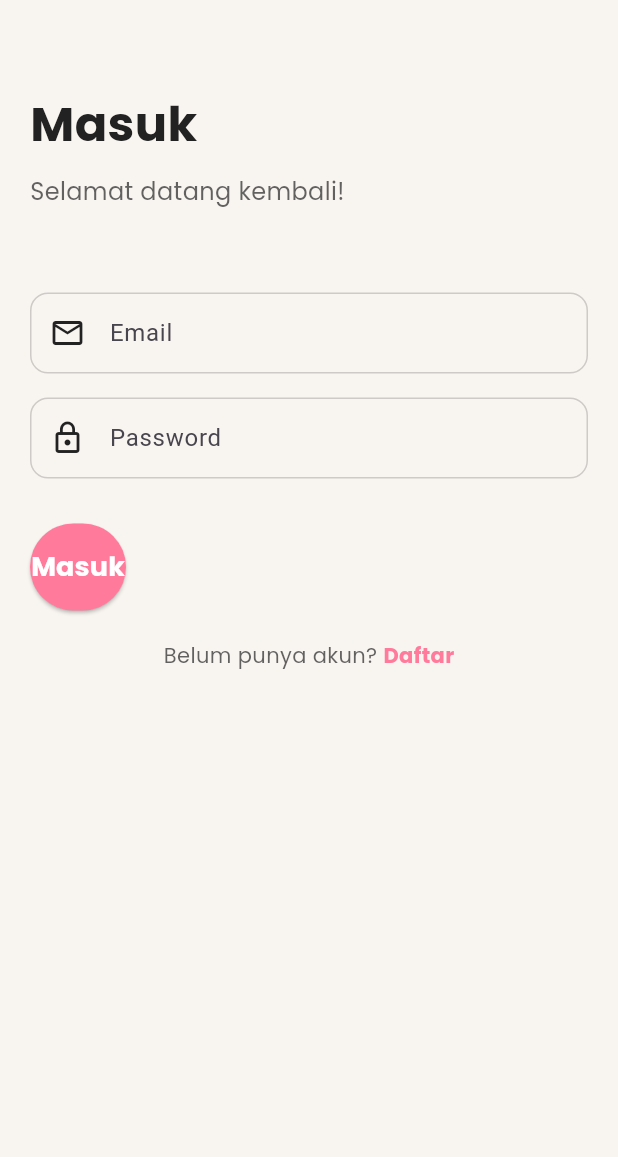
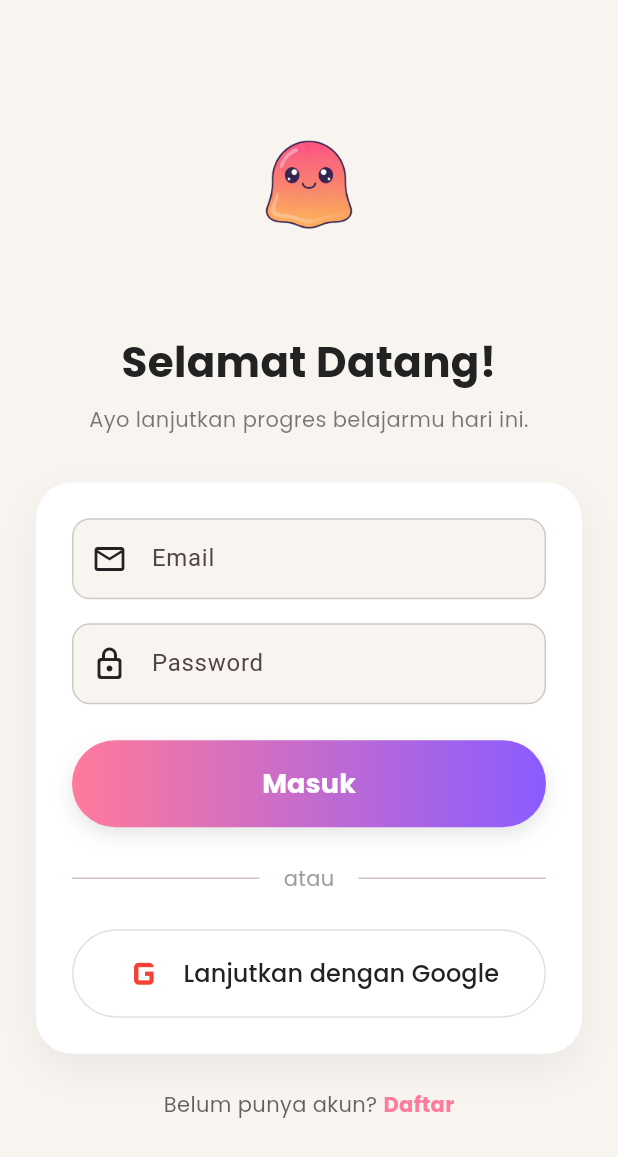
Before and after one commit to exoticnacho/KataKata, a Flutter app: the SignInScreen screen opened directly, on a phone screen of 412 x 824 dp. Shown: the top 1157 px of the screen. Run offline on Flutter 3.47's test engine with Material 3 defaults, Android fonts, the phone set to English and light mode, and no system bars; our stand-ins replace firebase_auth, firebase_core, flip_card, flutter_riverpod, go_router, google_fonts and 3 more; accounts and stored records are empty.

Commit message:
update signin OAuth

```diff
--- a/lib/features/auth/sign_in_screen.dart
+++ b/lib/features/auth/sign_in_screen.dart
@@ -1,9 +1,11 @@
 import 'package:flutter/material.dart';
+import 'package:flutter_riverpod/flutter_riverpod.dart';
 import 'package:google_fonts/google_fonts.dart';
 import 'package:katakata_app/core/constants/colors.dart';
 import 'package:katakata_app/core/services/auth_service.dart';
+import 'package:katakata_app/widgets/custom_button.dart';
 import 'package:katakata_app/widgets/input_field.dart';
-import 'package:flutter_riverpod/flutter_riverpod.dart';
+import 'package:katakata_app/widgets/mascot_widget.dart';
 
 class SignInScreen extends ConsumerWidget {
   const SignInScreen({super.key});
@@ -18,13 +20,16 @@ class SignInScreen extends ConsumerWidget {
     return Scaffold(
       backgroundColor: KataKataColors.offWhite,
       body: SafeArea(
-        child: Padding(
-          padding: const EdgeInsets.all(20.0),
+        child: Center(
+          child: SingleChildScrollView(
+            padding: const EdgeInsets.symmetric(horizontal: 24.0, vertical: 20.0),
+            physics: const BouncingScrollPhysics(),
             child: _SignInScreenBody(
               emailController: emailController,
               passwordController: passwordController,
               nameController: nameController,
               isLoading: isLoading,
+            ),
           ),
         ),
       ),
@@ -54,38 +59,59 @@ class _SignInScreenBodyState extends State<_SignInScreenBody> {
 
   @override
   Widget build(BuildContext context) {
-    return Consumer(
-      builder: (context, ref, child) {
     return Column(
-          crossAxisAlignment: CrossAxisAlignment.start,
+      mainAxisAlignment: MainAxisAlignment.center,
       children: [
-            const SizedBox(height: 40),
+        const MascotWidget(
+          assetName: 'mascot_main.png',
+          size: 140,
+        ),
+        const SizedBox(height: 24),
         Text(
-              _isLogin ? 'Masuk' : 'Daftar',
+          _isLogin ? 'Selamat Datang!' : 'Buat Akun Baru',
           style: GoogleFonts.poppins(
-                fontSize: 32,
+            fontSize: 28,
             fontWeight: FontWeight.bold,
             color: KataKataColors.charcoal,
           ),
+          textAlign: TextAlign.center,
         ),
-            const SizedBox(height: 10),
+        const SizedBox(height: 8),
         Text(
           _isLogin
-                  ? 'Selamat datang kembali!'
-                  : 'Mari mulai perjalanan belajar bahasa!',
+              ? 'Ayo lanjutkan progres belajarmu hari ini.'
+              : 'Gabung sekarang dan mulai petualangan kata!',
           style: GoogleFonts.poppins(
-                fontSize: 16,
-                color: KataKataColors.charcoal.withOpacity(0.7),
+            fontSize: 14,
+            color: KataKataColors.charcoal.withOpacity(0.6),
           ),
+          textAlign: TextAlign.center,
         ),
-            const SizedBox(height: 40),
-            if (!_isLogin)
+        const SizedBox(height: 32),
+
+        Container(
+          padding: const EdgeInsets.all(24),
+          decoration: BoxDecoration(
+            color: Colors.white,
+            borderRadius: BorderRadius.circular(24),
+            boxShadow: [
+              BoxShadow(
+                color: Colors.black.withOpacity(0.05),
+                blurRadius: 20,
+                offset: const Offset(0, 10),
+              ),
+            ],
+          ),
+          child: Column(
+            children: [
+              if (!_isLogin) ...[
                 InputField(
                   controller: widget.nameController,
                   hintText: 'Nama Lengkap',
-                prefixIcon: Icons.person_outline,
+                  prefixIcon: Icons.person_outline_rounded,
                 ),
                 const SizedBox(height: 16),
+              ],
               InputField(
                 controller: widget.emailController,
                 hintText: 'Email',
@@ -96,62 +122,110 @@ class _SignInScreenBodyState extends State<_SignInScreenBody> {
               InputField(
                 controller: widget.passwordController,
                 hintText: 'Password',
-              prefixIcon: Icons.lock_outline,
+                prefixIcon: Icons.lock_outline_rounded,
                 obscureText: true,
               ),
-            const SizedBox(height: 30),
-            ElevatedButton(
-              onPressed: widget.isLoading
-                  ? null
-                  : () async {
+              const SizedBox(height: 24),
+
+              if (widget.isLoading)
+                const Padding(
+                  padding: EdgeInsets.all(12.0),
+                  child: CircularProgressIndicator(
+                    color: KataKataColors.pinkCeria,
+                  ),
+                )
+              else
+                Consumer(
+                  builder: (context, ref, child) {
+                    return Column(
+                      children: [
+                        KataKataButton(
+                          text: _isLogin ? 'Masuk' : 'Daftar Sekarang',
+                          onPressed: () async {
+                            try {
                               if (_isLogin) {
                                 await ref.read(authProvider.notifier).login(
                                       widget.emailController.text,
                                       widget.passwordController.text,
                                     );
-
-                        if (context.mounted &&
-                            !ref.read(isAuthenticatedProvider)) {
-                          ScaffoldMessenger.of(context).showSnackBar(
-                            const SnackBar(
-                              content:
-                                  Text('Login gagal. Email/Password salah.'),
-                            ),
-                          );
-                        }
                               } else {
-                        await ref.read(authProvider.notifier).login(
+                                await ref.read(authProvider.notifier).register(
+                                      widget.nameController.text,
                                       widget.emailController.text,
                                       widget.passwordController.text,
                                     );
                               }
+
+                              if (context.mounted &&
+                                  !ref.read(isAuthenticatedProvider)) {
+                              }
+                            } catch (e) {
+                              if (context.mounted) {
+                                ScaffoldMessenger.of(context).showSnackBar(
+                                  SnackBar(
+                                    content: Text('Terjadi kesalahan: ${e.toString()}'),
+                                    backgroundColor: Colors.redAccent,
+                                  ),
+                                );
+                              }
+                            }
                           },
-              style: ElevatedButton.styleFrom(
-                backgroundColor: KataKataColors.pinkCeria,
-                foregroundColor: Colors.white,
-                padding: const EdgeInsets.symmetric(vertical: 16),
+                        ),
+
+                        const SizedBox(height: 24),
+                        Row(
+                          children: [
+                            const Expanded(child: Divider()),
+                            Padding(
+                              padding: const EdgeInsets.symmetric(horizontal: 16),
+                              child: Text(
+                                'atau',
+                                style: GoogleFonts.poppins(color: Colors.grey),
+                              ),
+                            ),
+                            const Expanded(child: Divider()),
+                          ],
+                        ),
+                        const SizedBox(height: 24),
+
+                        OutlinedButton.icon(
+                          onPressed: () async {
+                            await ref.read(authProvider.notifier).signInWithGoogle();
+                          },
+                          style: OutlinedButton.styleFrom(
+                            padding: const EdgeInsets.symmetric(vertical: 12),
                             shape: RoundedRectangleBorder(
                               borderRadius: BorderRadius.circular(30),
                             ),
+                            side: BorderSide(color: Colors.grey.shade300),
+                            minimumSize: const Size(double.infinity, 50),
+                            backgroundColor: Colors.white,
                           ),
-              child: widget.isLoading
-                  ? const CircularProgressIndicator(color: Colors.white)
-                  : Text(
-                      _isLogin ? 'Masuk' : 'Daftar Sekarang',
+                          icon: const Icon(Icons.g_mobiledata, size: 35, color: Colors.red),
+                          label: Text(
+                            'Lanjutkan dengan Google',
                             style: GoogleFonts.poppins(
-                        fontSize: 18,
-                        fontWeight: FontWeight.bold,
+                              fontSize: 16,
+                              color: KataKataColors.charcoal,
+                              fontWeight: FontWeight.w500,
                             ),
                           ),
                         ),
-            const SizedBox(height: 20),
+                      ],
+                    );
+                  },
+                ),
+            ],
+          ),
+        ),
+
+        const SizedBox(height: 24),
+
         Row(
           mainAxisAlignment: MainAxisAlignment.center,
           children: [
             Text(
-                  _isLogin
-                      ? 'Belum punya akun? '
-                      : 'Sudah punya akun? ',
+              _isLogin ? 'Belum punya akun? ' : 'Sudah punya akun? ',
               style: GoogleFonts.poppins(
                 fontSize: 14,
                 color: KataKataColors.charcoal.withOpacity(0.7),
@@ -174,9 +248,8 @@ class _SignInScreenBodyState extends State<_SignInScreenBody> {
             ),
           ],
         ),
+        const SizedBox(height: 20),
       ],
-        );
-      },
     );
   }
 }
--- a/pubspec.yaml
+++ b/pubspec.yaml
@@ -25,6 +25,7 @@ dependencies:
   fl_chart: ^0.68.0
   firebase_core: ^3.1.0
   firebase_auth: ^5.1.0
+  google_sign_in: ^6.2.1
   cloud_firestore: ^5.0.0
   flip_card: ^0.7.0
   speech_to_text: ^7.3.0
```
Also changed, not shown: lib/core/services/auth_service.dart (+105 -13 lines), lib/main.dart (+26 -3 lines), firebase.json (added), lib/firebase_options.dart (added), pubspec.lock, 4 other files. Lines whose indentation alone changed are shown as unchanged.
